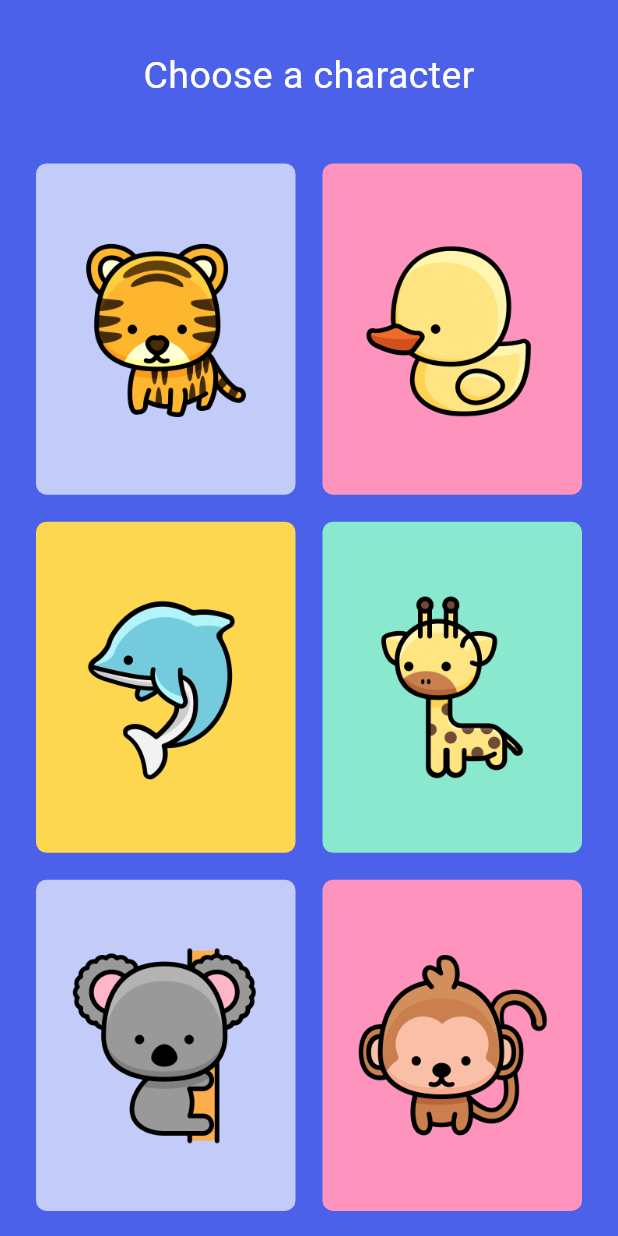
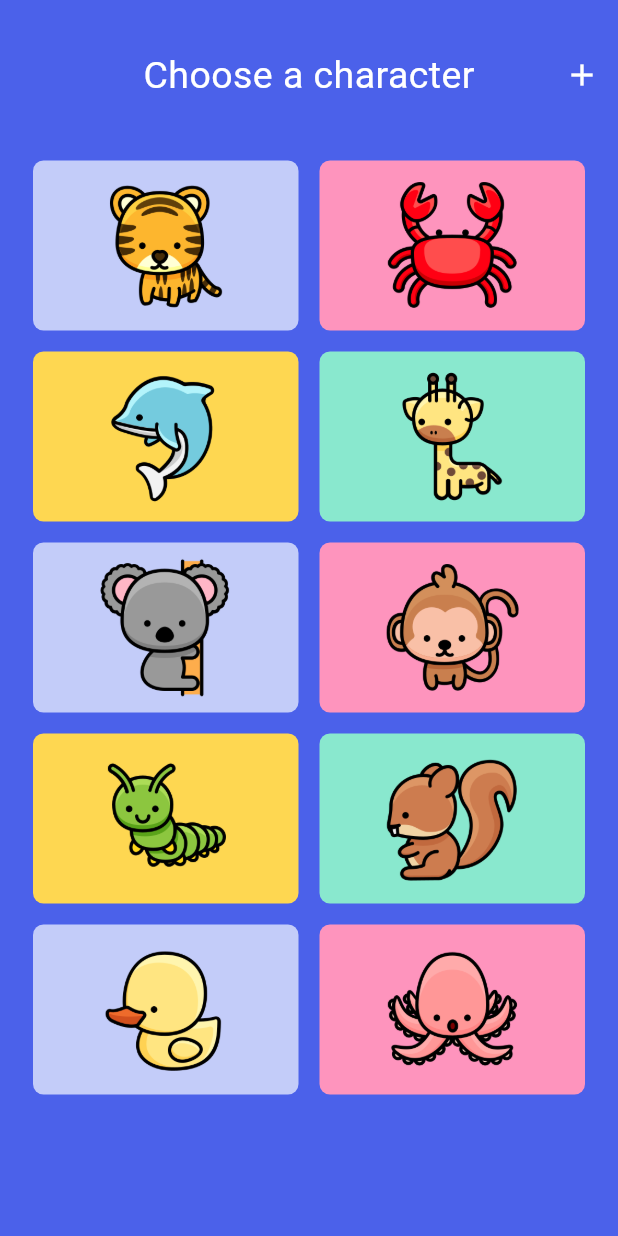
Before and after one commit to Senures/game, a Flutter app: the screen it shows after launch, on a phone screen of 412 x 824 dp. Run offline on Flutter 3.47's test engine with Material 2 defaults, Android fonts, the phone set to English and light mode, and no system bars; our stand-ins replace hive, hive_flutter; accounts and stored records are empty.

Commit message:
hive eklendi.

```diff
--- a/lib/choose.dart
+++ /dev/null
@@ -1,48 +0,0 @@
-import 'package:flutter/material.dart';
-import 'package:game_provider/core/app_constant.dart';
-import 'package:game_provider/core/model/choose_model.dart';
-
-class ChoosePage extends StatelessWidget {
-  const ChoosePage({super.key});
-
-  @override
-  Widget build(BuildContext context) {
-    return Scaffold(
-      backgroundColor: AppConstant.bgColor1,
-      appBar: AppBar(
-        backgroundColor: AppConstant.bgColor1,
-        elevation: 0.0,
-        toolbarHeight: 100.0,
-        centerTitle: true,
-        title: Text(
-          "Choose a character",
-          style: TextStyle(
-              color: AppConstant.textColor,
-              fontSize: 25.0,
-              letterSpacing: .3,
-              fontWeight: FontWeight.w400),
-        ),
-      ),
-      body: Padding(
-        padding: const EdgeInsets.symmetric(horizontal: 15.0),
-        child: GridView.builder(
-          gridDelegate: const SliverGridDelegateWithFixedCrossAxisCount(
-              crossAxisCount: 2, childAspectRatio: 0.8),
-          itemCount: chooseList.length,
-          itemBuilder: (context, index) {
-            ChooseModel item = chooseList[index];
-            return Container(
-              padding: const EdgeInsets.all(20.0),
-              margin: const EdgeInsets.all(9.0),
-              decoration: BoxDecoration(
-                  color: item.color, borderRadius: BorderRadius.circular(7.0)),
-              child: Image.asset(
-                item.icon,
-              ),
-            );
-          },
-        ),
-      ),
-    );
-  }
-}
--- /dev/null
+++ b/lib/core/init/hive_manager.dart
@@ -0,0 +1,24 @@
+import 'package:hive_flutter/hive_flutter.dart';
+
+class HiveManager {
+  static HiveManager? _instance;
+  //singleton nesnemizi oluşturduk
+
+  Box<dynamic>? _characterBox;
+
+  Box<dynamic>? get characterBox => _characterBox;
+
+  static HiveManager get instance {
+    if (_instance == null) {
+      _instance = HiveManager._init();
+      return _instance!;
+    }
+
+    return _instance!;
+  }
+
+  HiveManager._init() {
+    _characterBox = Hive.box("character");
+    //açılan kutuyu getiriyor
+  }
+}
--- a/lib/core/model/choose_model.dart
+++ b/lib/core/model/choose_model.dart
@@ -1,20 +1,26 @@
 import 'package:flutter/material.dart';
+import 'package:hive/hive.dart';
 
-class ChooseModel {
+part 'choose_model.g.dart';
+
+@HiveType(typeId: 0)
+class ChooseModel extends HiveObject {
+  @HiveField(0)
   final String icon;
-  final Color color;
+  @HiveField(1)
+  final int color;
   ChooseModel({required this.icon, required this.color});
 }
 
 List<ChooseModel> chooseList = [
-  ChooseModel(icon: "assets/t.png", color: const Color(0xffc3ccf9)),
-  ChooseModel(icon: "assets/chick.png", color: const Color(0xfffe94bd)),
-  ChooseModel(icon: "assets/dolphins.png", color: const Color(0xfffed751)),
-  ChooseModel(icon: "assets/giraffes.png", color: const Color(0xff89e8ce)),
-  ChooseModel(icon: "assets/koalas.png", color: const Color(0xffc3ccf9)),
-  ChooseModel(icon: "assets/monkey.png", color: const Color(0xfffe94bd)),
-  ChooseModel(icon: "assets/caterpillar.png", color: const Color(0xfffed751)),
-  ChooseModel(icon: "assets/squirrel.png", color: const Color(0xff89e8ce)),
-  ChooseModel(icon: "assets/crab.png", color: const Color(0xffc3ccf9)),
-  ChooseModel(icon: "assets/octopus.png", color: const Color(0xfffe94bd)),
+  ChooseModel(icon: "assets/t.png", color: const Color(0xffc3ccf9).value),
+  ChooseModel(icon: "assets/crab.png", color: const Color(0xfffe94bd).value),
+  ChooseModel(icon: "assets/dolphins.png", color: const Color(0xfffed751).value),
+  ChooseModel(icon: "assets/giraffes.png", color: const Color(0xff89e8ce).value),
+  ChooseModel(icon: "assets/koalas.png", color: const Color(0xffc3ccf9).value),
+  ChooseModel(icon: "assets/monkey.png", color: const Color(0xfffe94bd).value),
+  ChooseModel(icon: "assets/caterpillar.png", color: const Color(0xfffed751).value),
+  ChooseModel(icon: "assets/squirrel.png", color: const Color(0xff89e8ce).value),
+  ChooseModel(icon: "assets/chick.png", color: const Color(0xffc3ccf9).value),
+  ChooseModel(icon: "assets/octopus.png", color: const Color(0xfffe94bd).value),
 ];
--- a/lib/main.dart
+++ b/lib/main.dart
@@ -1,31 +1,33 @@
 import 'package:flutter/material.dart';
-import 'package:game_provider/choose.dart';
+import 'package:game_provider/pages/choose.dart';
+import 'package:game_provider/core/model/choose_model.dart';
+import 'package:game_provider/pages/home.dart';
+import 'package:hive_flutter/hive_flutter.dart';
 
-void main() {
+import 'core/init/hive_manager.dart';
+
+void main() async {
+  await Hive.initFlutter();
+  Hive.registerAdapter(ChooseModelAdapter());
+  //kutu yoksa kutu aoluşturur varsa açar
+  await Hive.openBox("character");
+
   runApp(const MyApp());
 }
 
 class MyApp extends StatelessWidget {
   const MyApp({super.key});
 
-  // This widget is the root of your application.
   @override
   Widget build(BuildContext context) {
     return MaterialApp(
       title: 'Flutter Demo',
       theme: ThemeData(
-        // This is the theme of your application.
-        //
-        // Try running your application with "flutter run". You'll see the
-        // application has a blue toolbar. Then, without quitting the app, try
-        // changing the primarySwatch below to Colors.green and then invoke
-        // "hot reload" (press "r" in the console where you ran "flutter run",
-        // or simply save your changes to "hot reload" in a Flutter IDE).
-        // Notice that the counter didn't reset back to zero; the application
-        // is not restarted.
         primarySwatch: Colors.blue,
       ),
-      home: const ChoosePage(),
+      home: HiveManager.instance.characterBox!.get("myCharacter") == null
+          ? const ChoosePage()
+          : const HomePage(),
     );
   }
 }
--- /dev/null
+++ b/lib/pages/choose.dart
@@ -0,0 +1,88 @@
+import 'package:flutter/material.dart';
+import 'package:game_provider/core/app_constant.dart';
+import 'package:game_provider/core/init/hive_manager.dart';
+import 'package:game_provider/core/model/choose_model.dart';
+import 'package:game_provider/pages/home.dart';
+
+class ChoosePage extends StatefulWidget {
+  const ChoosePage({super.key});
+
+  @override
+  State<ChoosePage> createState() => _ChoosePageState();
+}
+
+class _ChoosePageState extends State<ChoosePage> {
+  characterKaydetme(ChooseModel item) {
+    HiveManager.instance.characterBox!.put("myCharacter", item);
+    //kutuyu çağırdık ve ekleme yaptık
+    Navigator.pushReplacement<void, void>(
+      context,
+      MaterialPageRoute<void>(
+        builder: (BuildContext context) => const HomePage(),
+      ),
+    );
+  }
+
+  @override
+  Widget build(BuildContext context) {
+    return Scaffold(
+      backgroundColor: AppConstant.bgColor1,
+      appBar: AppBar(
+        actions: [
+          IconButton(
+              onPressed: () {
+                //kutudan okuma
+                print(HiveManager.instance.characterBox!.get("myCharacter"));
+
+                ChooseModel? my =
+                    HiveManager.instance.characterBox!.get("myCharacter");
+
+                print(my?.icon);
+
+                // HiveManager.instance.characterBox!.delete("myCharacter");
+              },
+              icon: const Icon(Icons.add))
+        ],
+        backgroundColor: AppConstant.bgColor1,
+        elevation: 0.0,
+        toolbarHeight: 100.0,
+        centerTitle: true,
+        title: Text(
+          "Choose a character",
+          style: TextStyle(
+              color: AppConstant.textColor,
+              fontSize: 25.0,
+              letterSpacing: .3,
+              fontWeight: FontWeight.w400),
+        ),
+      ),
+      body: Padding(
+        padding: const EdgeInsets.symmetric(horizontal: 15.0),
+        child: GridView.builder(
+          gridDelegate: const SliverGridDelegateWithFixedCrossAxisCount(
+              crossAxisCount: 2, childAspectRatio: 1.5),
+          itemCount: chooseList.length,
+          itemBuilder: (context, index) {
+            ChooseModel item = chooseList[index];
+            return InkWell(
+              onTap: () {
+                characterKaydetme(item);
+                print(item.color);
+              },
+              child: Container(
+                padding: const EdgeInsets.all(10.0),
+                margin: const EdgeInsets.all(7.0),
+                decoration: BoxDecoration(
+                    color: Color(item.color),
+                    borderRadius: BorderRadius.circular(7.0)),
+                child: Image.asset(
+                  item.icon,
+                ),
+              ),
+            );
+          },
+        ),
+      ),
+    );
+  }
+}
--- a/pubspec.yaml
+++ b/pubspec.yaml
@@ -20,7 +20,7 @@ publish_to: 'none' # Remove this line if you wish to publish to pub.dev
 version: 1.0.0+1
 
 environment:
-  sdk: '>=2.18.2 <3.0.0'
+  sdk: '>=2.18.1 <3.0.0'
 
 # Dependencies specify other packages that your package needs in order to work.
 # To automatically upgrade your package dependencies to the latest versions
@@ -31,6 +31,8 @@ environment:
 dependencies:
   flutter:
     sdk: flutter
+  hive: ^2.2.3
+  hive_flutter: ^1.1.0
 
 
   # The following adds the Cupertino Icons font to your application.
@@ -40,6 +42,8 @@ dependencies:
 dev_dependencies:
   flutter_test:
     sdk: flutter
+  build_runner: ^2.3.2
+  hive_generator: ^2.0.0
 
   # The "flutter_lints" package below contains a set of recommended lints to
   # encourage good coding practices. The lint set provided by the package is
```
Also changed, not shown: lib/pages/home.dart (added, +59 -0 lines), lib/core/model/choose_model.g.dart (added), pubspec.lock, 1 other file.
